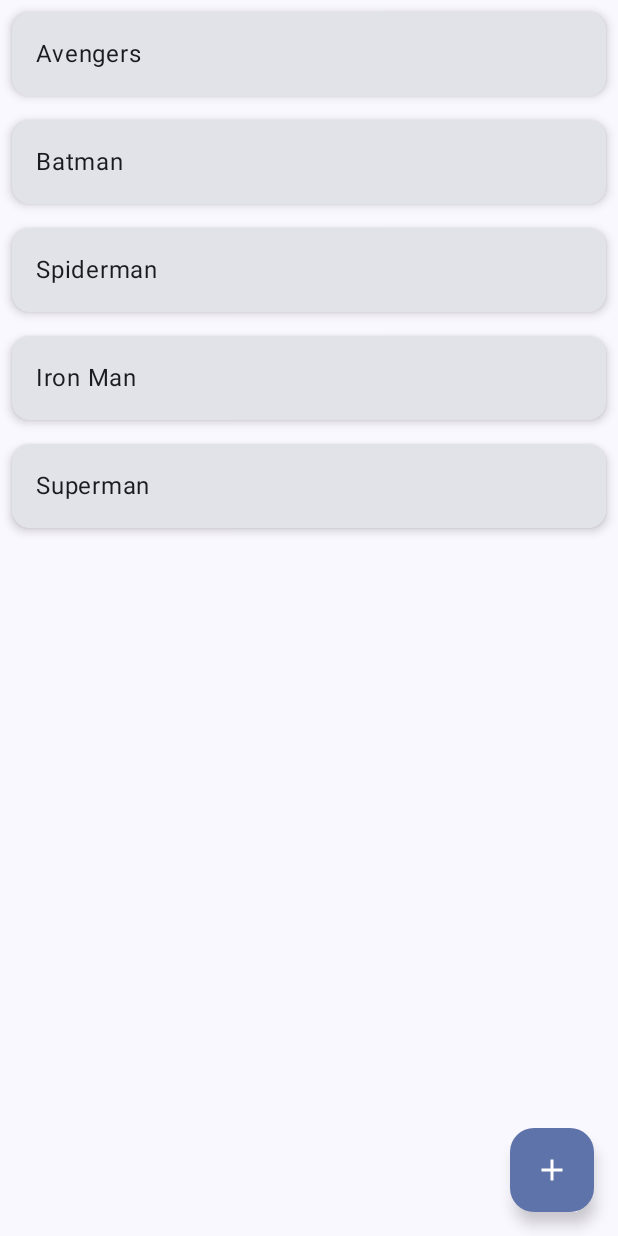
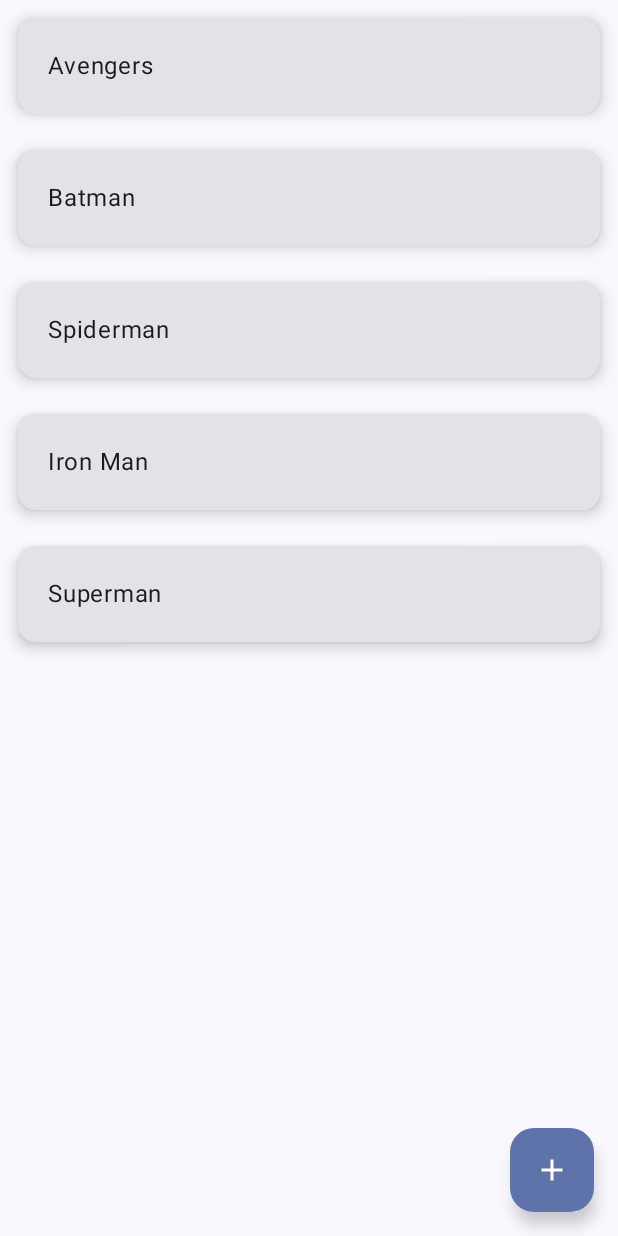
Before and after one commit to KelvinP1/Lab04, an Android app built with Jetpack Compose: the screen it shows after launch (MainActivity), on a phone screen of 412 x 824 dp. Run offline under Robolectric (Android 15) with nearby library versions, the phone set to English and light mode, and no system bars.

Commit message:
style: mejorar MovieCard con padding y elevación + comentarios

```diff
--- a/app/src/main/java/com/example/moviecounter/MainActivity.kt
+++ b/app/src/main/java/com/example/moviecounter/MainActivity.kt
@@ -47,18 +47,20 @@ class MainActivity : ComponentActivity() {
 
 @Composable
 fun MovieCard(title: String) {
+    // Componente Card para mostrar una película
     Card(
         modifier = Modifier
             .fillMaxWidth()
-            .padding(8.dp),
-        elevation = CardDefaults.cardElevation(4.dp)
+            .padding(12.dp), // aumento de padding para mejor diseño
+        elevation = CardDefaults.cardElevation(6.dp) // elevación ligeramente mayor
     ) {
         Text(
             text = title,
-            modifier = Modifier.padding(16.dp)
+            modifier = Modifier.padding(20.dp) // padding interno aumentado
         )
     }
 }
+
 
 @Composable
 fun MovieListWithCards(modifier: Modifier = Modifier) {
```
